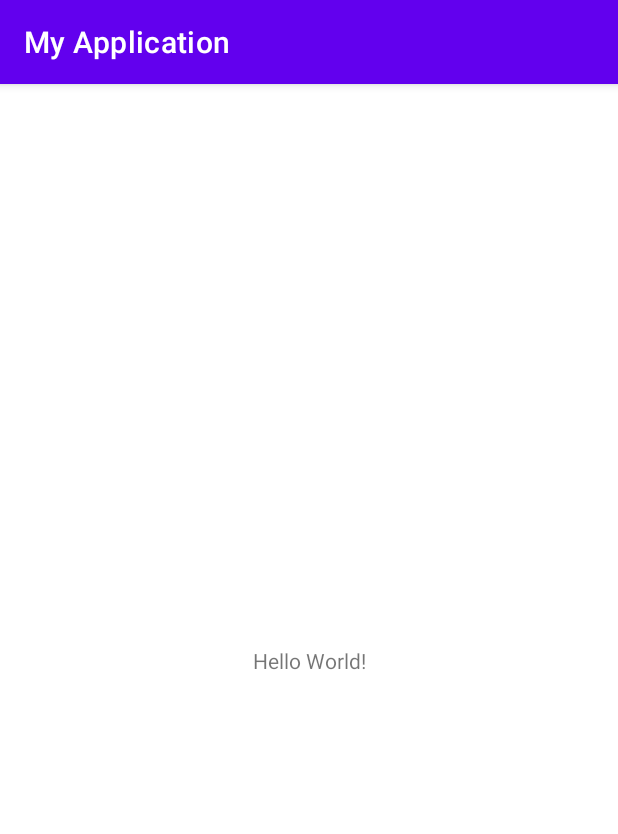
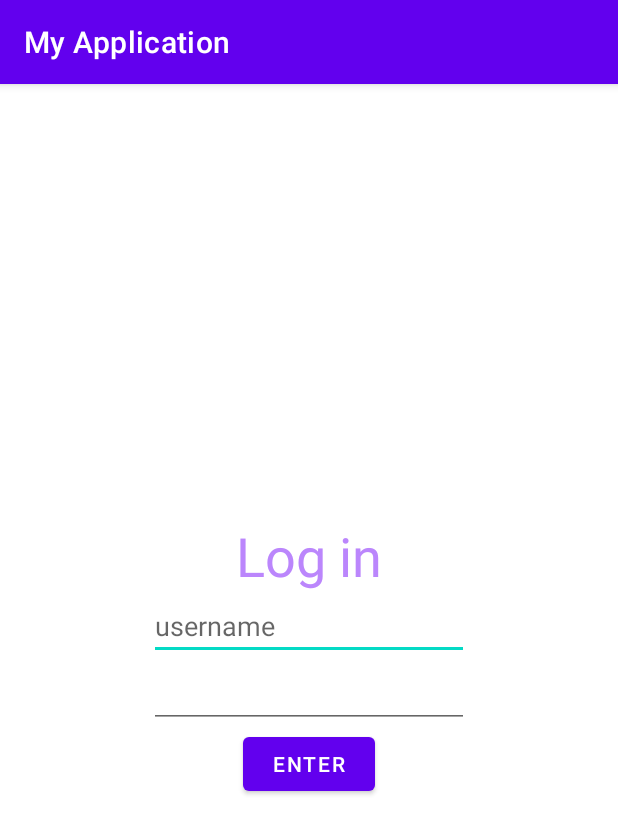
Before and after one commit to Joytammy/huppy, an Android app: the screen it shows after launch (MainActivity), on a phone screen of 412 x 824 dp. Shown: the top 834 px of the screen. Run offline under Robolectric (Android 15) with nearby library versions, the phone set to English and light mode, and no system bars.

Commit message:
initial commit

```diff
--- a/app/src/main/java/com/omozele/myapplication/MainActivity.kt
+++ b/app/src/main/java/com/omozele/myapplication/MainActivity.kt
@@ -4,6 +4,7 @@ import androidx.appcompat.app.AppCompatActivity
 import android.os.Bundle
 
 class MainActivity : AppCompatActivity() {
+
     override fun onCreate(savedInstanceState: Bundle?) {
         super.onCreate(savedInstanceState)
         setContentView(R.layout.activity_main)
--- a/app/src/main/res/layout/activity_main.xml
+++ b/app/src/main/res/layout/activity_main.xml
@@ -1,18 +1,40 @@
 <?xml version="1.0" encoding="utf-8"?>
-<androidx.constraintlayout.widget.ConstraintLayout xmlns:android="http://schemas.android.com/apk/res/android"
+<LinearLayout xmlns:android="http://schemas.android.com/apk/res/android"
     xmlns:app="http://schemas.android.com/apk/res-auto"
     xmlns:tools="http://schemas.android.com/tools"
     android:layout_width="match_parent"
     android:layout_height="match_parent"
+    android:orientation="vertical"
+    android:gravity="center"
     tools:context=".MainActivity">
 
     <TextView
         android:layout_width="wrap_content"
         android:layout_height="wrap_content"
-        android:text="Hello World!"
-        app:layout_constraintBottom_toBottomOf="parent"
-        app:layout_constraintLeft_toLeftOf="parent"
-        app:layout_constraintRight_toRightOf="parent"
-        app:layout_constraintTop_toTopOf="parent" />
+        android:text="Log in"
+        android:textSize="36sp"
+        android:textColor="@color/purple_200"
+        />
 
-</androidx.constraintlayout.widget.ConstraintLayout>
+    <EditText
+        android:id="@+id/username_input"
+        android:layout_width="wrap_content"
+        android:layout_height="wrap_content"
+        android:ems="10"
+        android:inputType="textPersonName"
+        android:hint="username" />
+
+    <EditText
+        android:id="@+id/password_input"
+        android:layout_width="wrap_content"
+        android:layout_height="wrap_content"
+        android:ems="10"
+        android:inputType="textPassword" />
+
+    <Button
+        android:id="@+id/submit_"
+        android:layout_width="wrap_content"
+        android:layout_height="wrap_content"
+        android:text="enter" />
+
+</LinearLayout>
```
